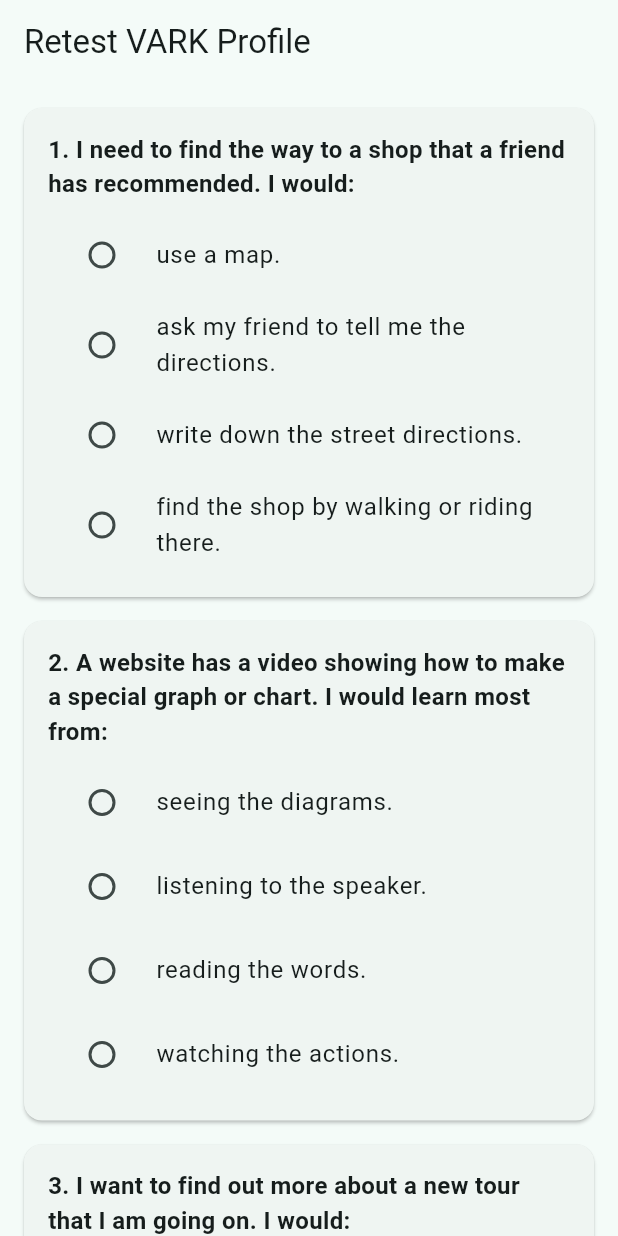
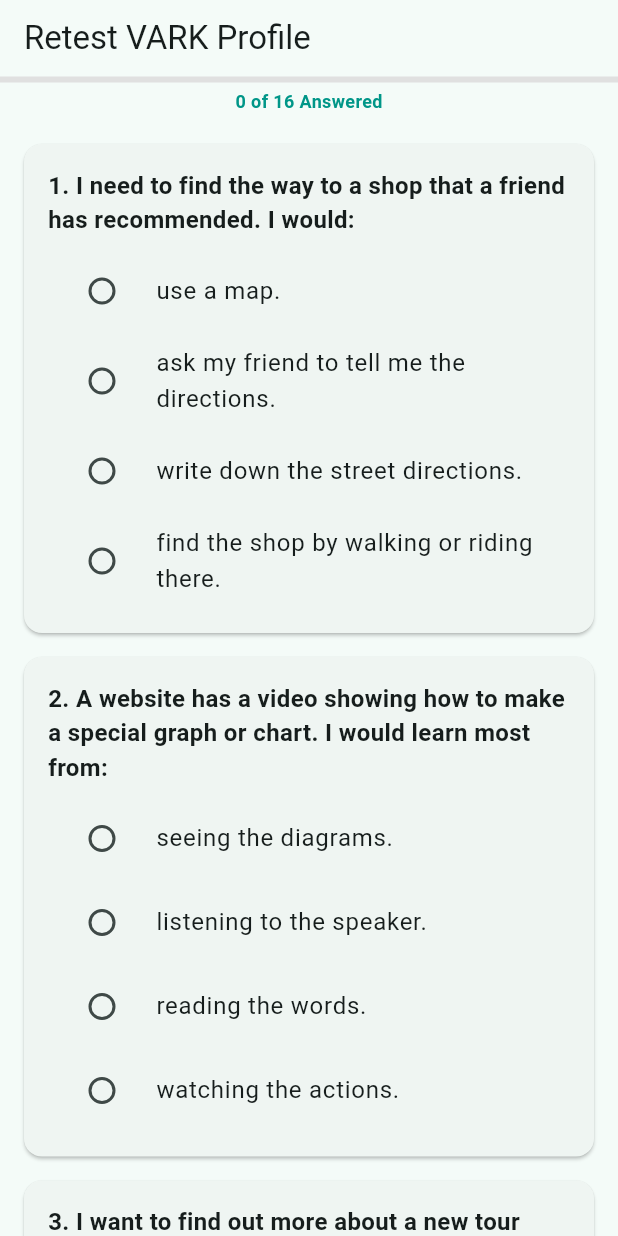
Before and after one commit to syarif0707/Adaptivise, a Flutter app: the VarkQuestionnaireScreen screen opened directly, on a phone screen of 412 x 824 dp. Run offline on Flutter 3.47's test engine with Material 3 defaults, Android fonts, the phone set to English and light mode, and no system bars; our stand-ins replace equatable, file_picker, fl_chart, flutter_bloc, flutter_dotenv, flutter_markdown and 6 more; accounts and stored records are empty; project files that could hold a hidden picture were left out.

Commit message:
Fixing pie chart not auto refresh

```diff
--- a/adaptivise_app/lib/presentation/vark_questionnaire_screen.dart
+++ b/adaptivise_app/lib/presentation/vark_questionnaire_screen.dart
@@ -1,4 +1,6 @@
+import 'package:adaptivise_prototype/logic/profile_cubit.dart';
 import 'package:flutter/material.dart';
+import 'package:flutter_bloc/flutter_bloc.dart';
 import 'package:supabase_flutter/supabase_flutter.dart';
 import '../core/api_service.dart';
 import 'dashboard_screen.dart';
@@ -138,6 +140,8 @@ class _VarkQuestionnaireScreenState extends State<VarkQuestionnaireScreen> {
 
       // 4. Navigation
       if (mounted) {
+        context.read<ProfileCubit>().watchProfile();
+
         if (widget.isRetest) {
           Navigator.pop(context);
           ScaffoldMessenger.of(context).showSnackBar(
@@ -164,6 +168,25 @@ class _VarkQuestionnaireScreenState extends State<VarkQuestionnaireScreen> {
     return Scaffold(
       appBar: AppBar(
         title: Text(widget.isRetest ? 'Retest VARK Profile' : 'Discover Your Learning Style'),
+        bottom: PreferredSize(
+          preferredSize: const Size.fromHeight(24),
+          child: Column(
+            children: [
+              LinearProgressIndicator(
+                value: _selectedAnswers.length / _questions.length,
+                backgroundColor: Colors.grey[300],
+                valueColor: const AlwaysStoppedAnimation<Color>(Colors.teal),
+              ),
+              Padding(
+                padding: const EdgeInsets.symmetric(vertical: 4),
+                child: Text(
+                  '${_selectedAnswers.length} of ${_questions.length} Answered',
+                  style: const TextStyle(fontSize: 12, fontWeight: FontWeight.bold, color: Colors.teal),
+                ),
+              ),
+            ],
+          ),
+        ),
       ),
       body: _isProcessing
           ? const Center(child: CircularProgressIndicator())
```
